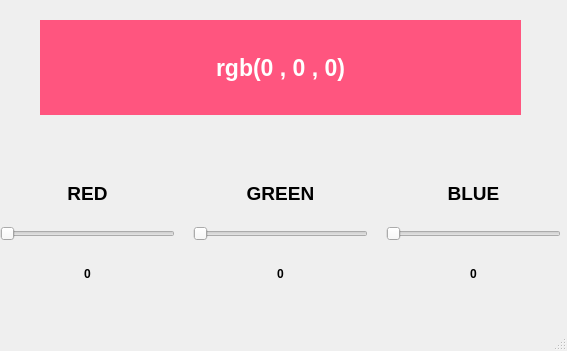
Old version of the form assignment-29/Input/color picker.ui in the repository mahdisesmaeelian/Python-ImageProcessing.
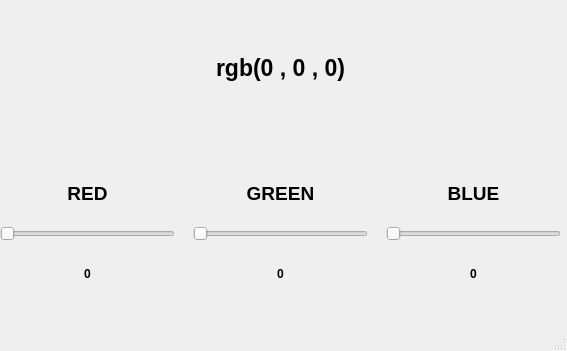
New version of the form.

```diff
--- a/assignment-29/Input/color picker.ui
+++ b/assignment-29/Input/color picker.ui
@@ -74,8 +74,7 @@
               <enum>Qt::LeftToRight</enum>
              </property>
              <property name="styleSheet">
-              <string notr="true">background-color: rgb(255, 85, 127);
-color: rgb(255, 255, 255);</string>
+              <string notr="true">color: rgb(0, 0, 0);</string>
              </property>
              <property name="text">
               <string>rgb(0 , 0 , 0)</string>
```
